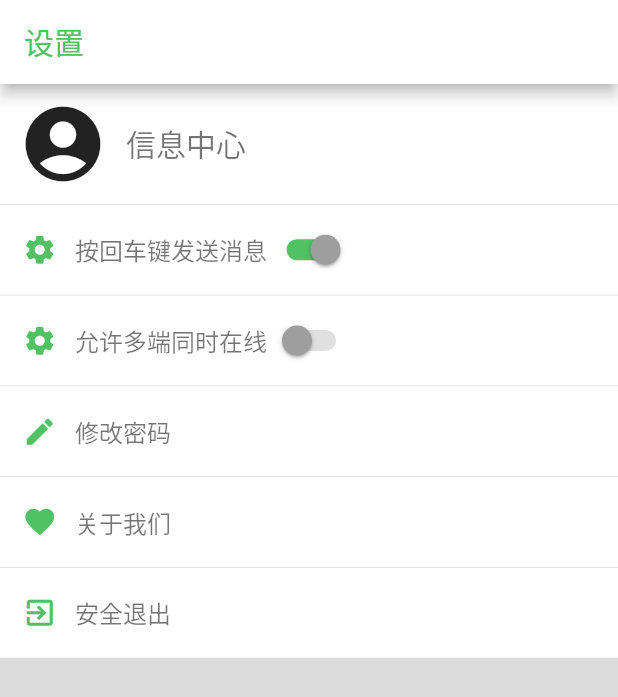
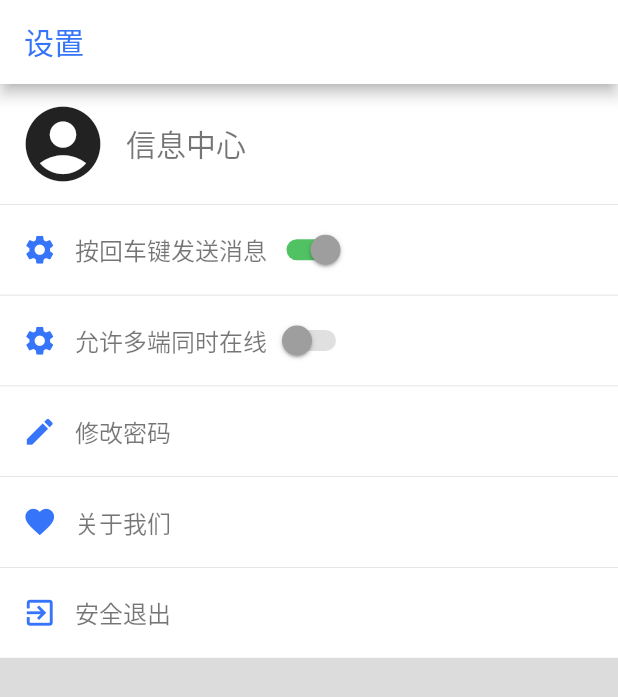
Before and after one commit to Reteyery/dfchat, a Flutter app: the HomeDart screen opened directly, after a tap on the "add" icon, on a phone screen of 412 x 824 dp. Shown: the top 697 px of the screen. Run offline on Flutter 3.47's test engine with Material 2 defaults, Android fonts, the phone set to English and light mode, and no system bars; our stand-ins replace google_fonts.

Commit message:
Add setting detail

```diff
--- a/lib/login/login.dart
+++ b/lib/login/login.dart
@@ -62,7 +62,7 @@ class _LoginPageState extends State<LoginDart> {
             gradient: LinearGradient(
                 begin: Alignment.centerLeft,
                 end: Alignment.centerRight,
-                colors: [Colors.greenAccent, Colors.green])),
+                colors: [Colors.blueAccent, Colors.blue])),
         child: Text(
           '登录',
           style: TextStyle(fontSize: 20, color: Colors.white),
@@ -80,7 +80,7 @@ class _LoginPageState extends State<LoginDart> {
             textStyle: Theme.of(context).textTheme.display1,
             fontSize: 30,
             fontWeight: FontWeight.w700,
-            color: Const.C_GREEN,
+            color: Const.C_MAIN,
           ),
       ),
     );
--- a/lib/navi/home.dart
+++ b/lib/navi/home.dart
@@ -38,7 +38,7 @@ class _MyHomePageState extends State<HomeDart> {
         onTap: onTabSelected,
         type: BottomNavigationBarType.fixed,
         unselectedItemColor: Colors.grey,
-        selectedItemColor: (Const.C_GREEN),
+        selectedItemColor: (Const.C_MAIN),
         backgroundColor: Theme.of(context).primaryColor,
         items: <BottomNavigationBarItem>[
           new BottomNavigationBarItem(
--- a/lib/navi/mine.dart
+++ b/lib/navi/mine.dart
@@ -18,7 +18,7 @@ class _MinePageState extends State<MineDart>{
         automaticallyImplyLeading: false,//隐藏返回按钮
         title: Text("设置",
         style: TextStyle(
-          color: Const.C_GREEN,
+          color: Const.C_MAIN,
 //          fontWeight: FontWeight.bold,
         ),),
         backgroundColor: Colors.white,
@@ -55,7 +55,7 @@ class _MinePageState extends State<MineDart>{
                 alignment: Alignment.centerLeft,
                 child: new Row(
                   children: <Widget>[
-                    new Icon(Icons.settings, size: 23, color: Const.C_GREEN),
+                    new Icon(Icons.settings, size: 23, color: Const.C_MAIN),
                     Padding(padding: EdgeInsets.only(left: 12)),
                     new Text("按回车键发送消息",
                       textAlign: TextAlign.start,
@@ -66,7 +66,7 @@ class _MinePageState extends State<MineDart>{
                     new Switch(value: true,
                       onChanged: null,
                       inactiveThumbColor: Colors.grey,
-                      activeColor: Const.C_GREEN,
+                      activeColor: Const.C_MAIN,
                       activeTrackColor: Const.C_GREEN
                     )
                   ],
@@ -81,7 +81,7 @@ class _MinePageState extends State<MineDart>{
                 alignment: Alignment.centerLeft,
                 child: new Row(
                   children: <Widget>[
-                    new Icon(Icons.settings, size: 23, color: Const.C_GREEN),
+                    new Icon(Icons.settings, size: 23, color: Const.C_MAIN),
                     Padding(padding: EdgeInsets.only(left: 12)),
                     new Text("允许多端同时在线",
                       textAlign: TextAlign.start,
@@ -92,7 +92,7 @@ class _MinePageState extends State<MineDart>{
                     new Switch(value: false,
                       onChanged: null,
                       inactiveThumbColor: Colors.grey,
-                      activeColor: Const.C_GREEN,
+                      activeColor: Const.C_MAIN,
                       activeTrackColor: Const.C_GREEN
                     )
                   ],
@@ -107,7 +107,7 @@ class _MinePageState extends State<MineDart>{
               alignment: Alignment.centerLeft,
                 child: new Row(
                   children: <Widget>[
-                    new Icon(Icons.mode_edit, size: 23, color: Const.C_GREEN),
+                    new Icon(Icons.mode_edit, size: 23, color: Const.C_MAIN),
                     Padding(padding: EdgeInsets.only(left: 12)),
                     new Text("修改密码",
                       textAlign: TextAlign.start,
@@ -127,7 +127,7 @@ class _MinePageState extends State<MineDart>{
               alignment: Alignment.centerLeft,
                 child: new Row(
                   children: <Widget>[
-                    new Icon(Icons.favorite, size: 23, color: Const.C_GREEN),
+                    new Icon(Icons.favorite, size: 23, color: Const.C_MAIN),
                     Padding(padding: EdgeInsets.only(left: 12)),
                     new Text("关于我们",
                       textAlign: TextAlign.start,
@@ -147,7 +147,7 @@ class _MinePageState extends State<MineDart>{
               alignment: Alignment.centerLeft,
               child: new Row(
                 children: <Widget>[
-                  new Icon(Icons.exit_to_app, size: 23, color: Const.C_GREEN),
+                  new Icon(Icons.exit_to_app, size: 23, color: Const.C_MAIN),
                   Padding(padding: EdgeInsets.only(left: 12)),
                   new Text("安全退出",
                     textAlign: TextAlign.start,
--- a/lib/util/const.dart
+++ b/lib/util/const.dart
@@ -7,5 +7,6 @@ class Const{
 
   // Color
   static Color C_GREEN = Color(0xff51C263);
+  static Color C_MAIN = Color(0xff3675FA);
 
 }
```
